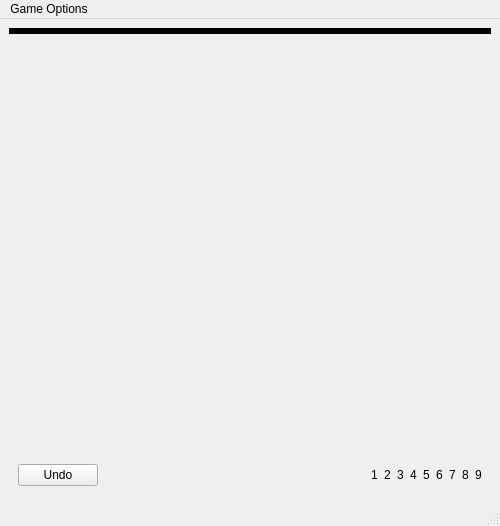
This is ui/mainWindow.ui in Braeden6/sudokuSolver as Qt 5 draws it before an edit. The edited form follows.
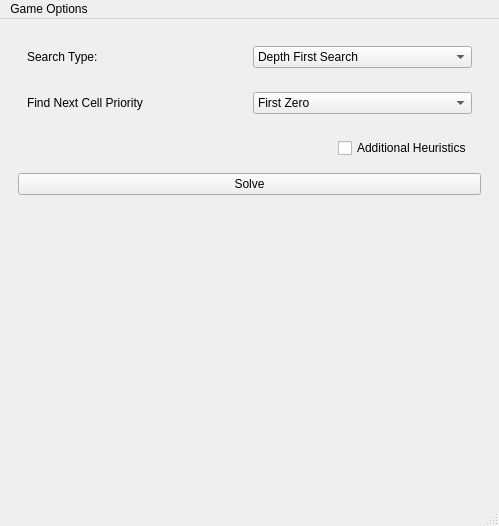
This is the edited form.

Commit message: ENH: updated solver in GUI to have its own interface to select more of the features. Also, fixed small bug in solver.

Diff of the .ui file:
```diff
--- a/ui/mainWindow.ui
+++ b/ui/mainWindow.ui
@@ -6,7 +6,7 @@
    <rect>
     <x>0</x>
     <y>0</y>
-    <width>500</width>
+    <width>499</width>
     <height>526</height>
    </rect>
   </property>
@@ -16,7 +16,14 @@
   <widget class="QWidget" name="centralwidget">
    <layout class="QVBoxLayout" name="verticalLayout_2">
     <item>
-     <widget class="QWidget" name="widget" native="true">
+     <widget class="QStackedWidget" name="stackedWidget">
+      <property name="currentIndex">
+       <number>1</number>
+      </property>
+      <widget class="QWidget" name="page_3">
+       <layout class="QVBoxLayout" name="verticalLayout_3">
+        <item>
+         <widget class="QWidget" name="widgetBoard" native="true">
       <layout class="QVBoxLayout" name="verticalLayout">
        <property name="spacing">
         <number>0</number>
@@ -643,7 +650,7 @@
       <property name="sizeHint" stdset="0">
        <size>
         <width>20</width>
-        <height>40</height>
+            <height>268</height>
        </size>
       </property>
      </spacer>
@@ -739,12 +746,131 @@
     </item>
    </layout>
   </widget>
+      <widget class="QWidget" name="page_4">
+       <layout class="QVBoxLayout" name="verticalLayout_4">
+        <item>
+         <widget class="QWidget" name="widget" native="true">
+          <layout class="QHBoxLayout" name="horizontalLayout_2">
+           <item>
+            <widget class="QLabel" name="labelSearchType">
+             <property name="text">
+              <string>Search Type:</string>
+             </property>
+            </widget>
+           </item>
+           <item>
+            <widget class="QComboBox" name="comboBoxSearchType">
+             <property name="enabled">
+              <bool>true</bool>
+             </property>
+             <property name="currentText">
+              <string>Depth First Search</string>
+             </property>
+             <item>
+              <property name="text">
+               <string>Depth First Search</string>
+              </property>
+             </item>
+             <item>
+              <property name="text">
+               <string>Breadth First Search</string>
+              </property>
+             </item>
+            </widget>
+           </item>
+          </layout>
+         </widget>
+        </item>
+        <item>
+         <widget class="QWidget" name="widget_3" native="true">
+          <layout class="QHBoxLayout" name="horizontalLayout_3">
+           <item>
+            <widget class="QLabel" name="label">
+             <property name="text">
+              <string>Find Next Cell Priority</string>
+             </property>
+            </widget>
+           </item>
+           <item>
+            <widget class="QComboBox" name="comboBoxPriority">
+             <item>
+              <property name="text">
+               <string>First Zero</string>
+              </property>
+             </item>
+             <item>
+              <property name="text">
+               <string>Most Neighbours</string>
+              </property>
+             </item>
+             <item>
+              <property name="text">
+               <string>Most Unique Neighbours</string>
+              </property>
+             </item>
+            </widget>
+           </item>
+          </layout>
+         </widget>
+        </item>
+        <item>
+         <widget class="QWidget" name="widget_4" native="true">
+          <layout class="QHBoxLayout" name="horizontalLayout_4">
+           <item>
+            <spacer name="horizontalSpacer_2">
+             <property name="orientation">
+              <enum>Qt::Horizontal</enum>
+             </property>
+             <property name="sizeHint" stdset="0">
+              <size>
+               <width>40</width>
+               <height>20</height>
+              </size>
+             </property>
+            </spacer>
+           </item>
+           <item>
+            <widget class="QCheckBox" name="checkBoxHeuristics">
+             <property name="text">
+              <string>Additional Heuristics</string>
+             </property>
+            </widget>
+           </item>
+          </layout>
+         </widget>
+        </item>
+        <item>
+         <widget class="QPushButton" name="pushButtonSolveGame">
+          <property name="text">
+           <string>Solve</string>
+          </property>
+         </widget>
+        </item>
+        <item>
+         <spacer name="verticalSpacer_2">
+          <property name="orientation">
+           <enum>Qt::Vertical</enum>
+          </property>
+          <property name="sizeHint" stdset="0">
+           <size>
+            <width>20</width>
+            <height>40</height>
+           </size>
+          </property>
+         </spacer>
+        </item>
+       </layout>
+      </widget>
+     </widget>
+    </item>
+   </layout>
+  </widget>
   <widget class="QMenuBar" name="menubar">
    <property name="geometry">
     <rect>
      <x>0</x>
      <y>0</y>
-     <width>500</width>
+     <width>499</width>
      <height>26</height>
     </rect>
    </property>
```
Left out of the diff: 15 changed lines with no effect on the pictures. Lines whose indentation alone changed are shown as unchanged. The commit also changes 2 other files.
